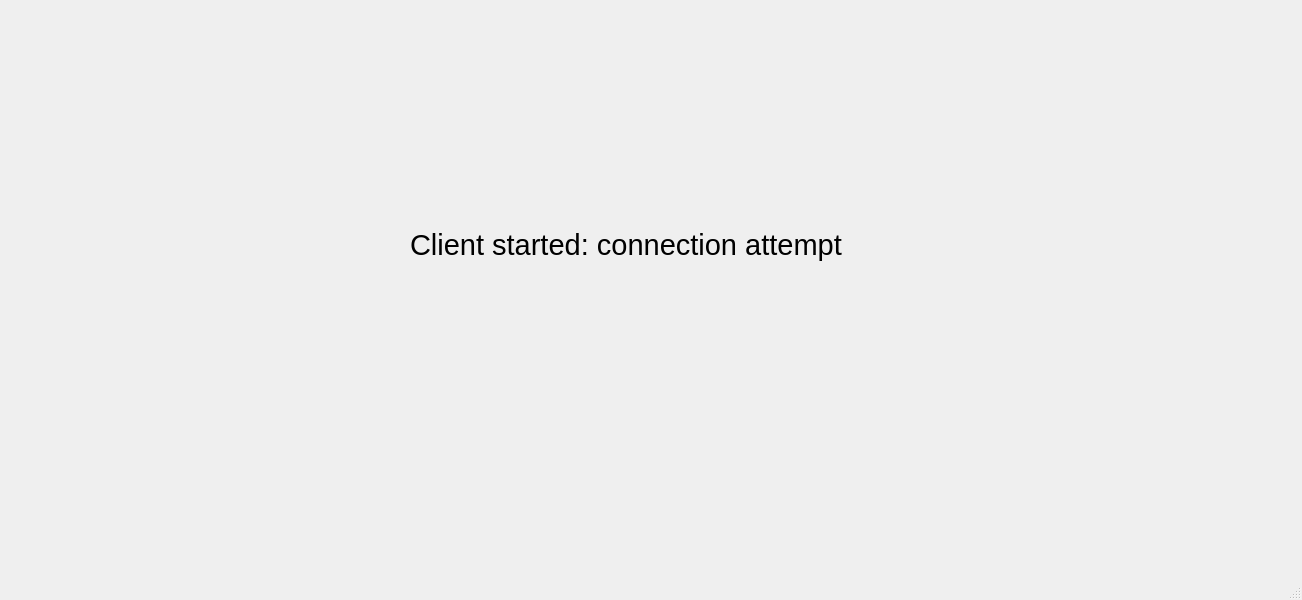
Above: mainwindow.ui from ciszekxd/SK2ProjectKahoot before the change. Below: the same form after it.
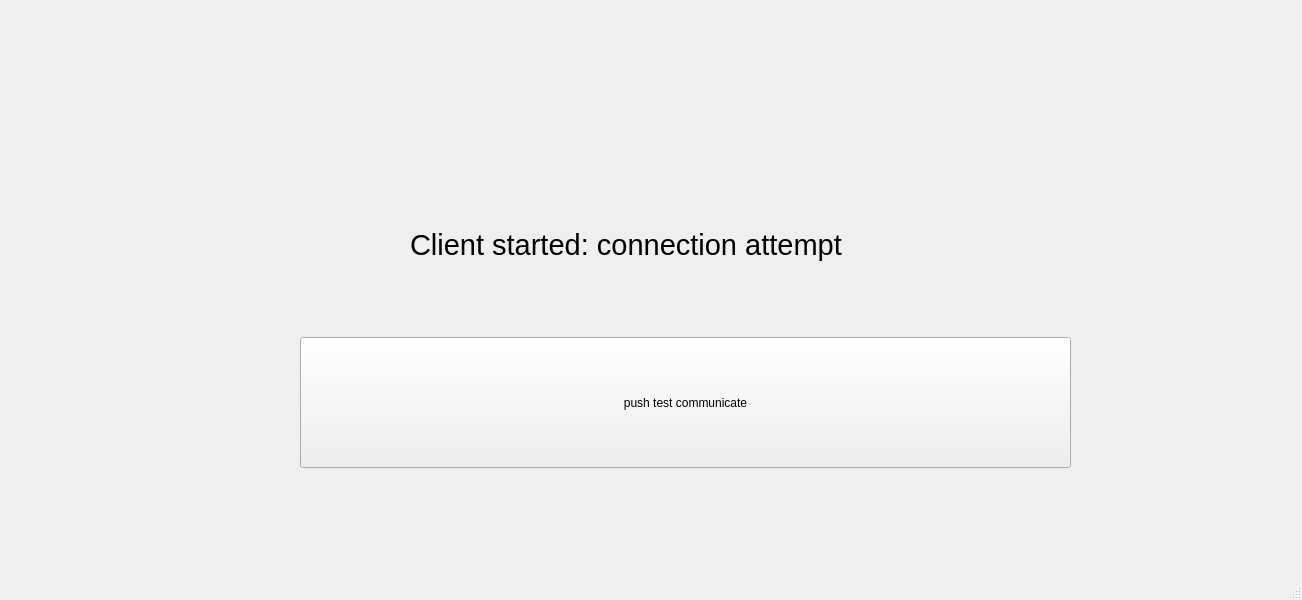
That is the form after the change. The open tabs and pages were chosen to show the change.

Commit message: add interface to text from client to server

Patch:
```diff
--- a/mainwindow.ui
+++ b/mainwindow.ui
@@ -163,6 +163,19 @@
        <string>&lt;html&gt;&lt;head/&gt;&lt;body&gt;&lt;p&gt;&lt;span style=&quot; font-size:22pt;&quot;&gt;Client started: connection attempt &lt;/span&gt;&lt;/p&gt;&lt;/body&gt;&lt;/html&gt;</string>
       </property>
      </widget>
+     <widget class="QPushButton" name="testClient">
+      <property name="geometry">
+       <rect>
+        <x>300</x>
+        <y>337</y>
+        <width>771</width>
+        <height>131</height>
+       </rect>
+      </property>
+      <property name="text">
+       <string>push test communicate</string>
+      </property>
+     </widget>
     </widget>
    </widget>
   </widget>
```
Left out of the diff: 2 changed lines with no effect on the pictures. The commit also changes 7 other files.
